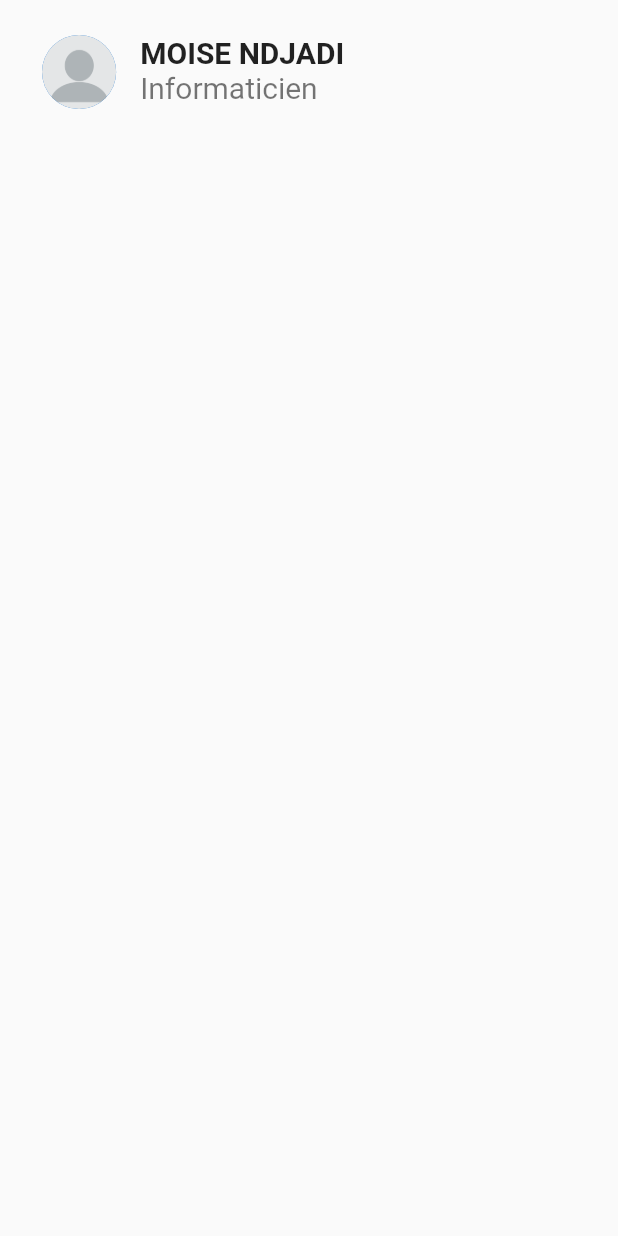
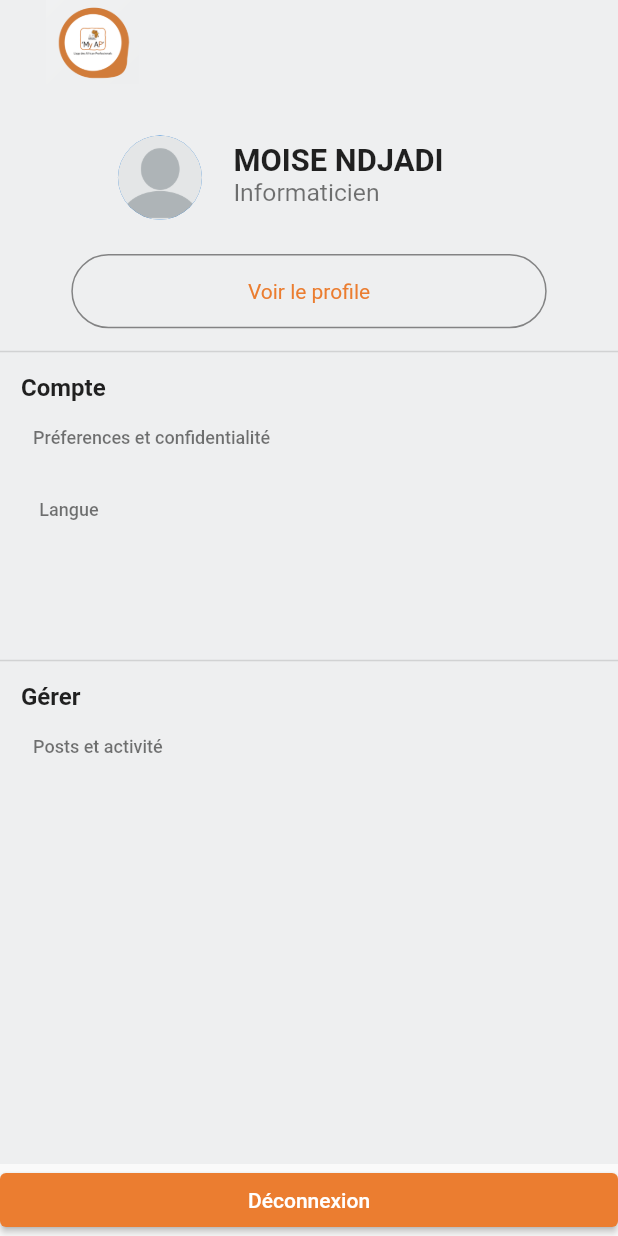
Before and after one commit to mno05/AfrcanAp, a Flutter app: the Compte screen opened directly, on a phone screen of 412 x 824 dp. Run offline on Flutter 3.47's test engine with Material 2 defaults, Android fonts, the phone set to English and light mode, and no system bars; our stand-ins replace image_picker, intl_phone_number_input, toast.

Commit message:
Attaque des MessageVue,StateCircle et CompteVu

```diff
--- a/lib/Vue/LocalApp/Compte.dart
+++ b/lib/Vue/LocalApp/Compte.dart
@@ -1,3 +1,4 @@
+import 'package:african_ap/Data/AppData.dart';
 import 'package:african_ap/Tools/MediaQuery.dart';
 import 'package:flutter/material.dart';
 
@@ -9,28 +10,137 @@ class Compte extends StatelessWidget {
     double h = Media.height(context);
     double w = Media.width(context);
     return Scaffold(
-      body: SingleChildScrollView(
-        child: Padding(
-          padding: const EdgeInsets.all(12.0),
+      backgroundColor: Color(0xFFEEEFF0),
+      appBar: PreferredSize(
+        preferredSize: Size.fromHeight(h * 0.1),
+        child: AppBar(
+          leadingWidth: h * 0.15,
+          backgroundColor: Colors.transparent,
+          leading: Container(
+            child: Image.asset("img/logo.png"),
+          ),
+          elevation: 0,
+        ),
+      ),
+      body: Container(
+        height: h,
+        width: w,
+        child: SingleChildScrollView(
           child: Column(
+            crossAxisAlignment: CrossAxisAlignment.center,
             children: [
-              ListTile(
+              Padding(
+                padding: EdgeInsets.only(left: w * 0.14),
+                child: ListTile(
                   leading: CircleAvatar(
                     backgroundImage: AssetImage("img/profil.png"),
-                  radius: h * 0.03,
+                    radius: h * 0.04,
                   ),
                   title: Text(
                     'MOISE NDJADI',
+                    maxLines: 1,
                     style: TextStyle(
-                    fontSize: 20,
+                      fontSize: w * 0.05,
                       fontWeight: FontWeight.bold,
                     ),
                   ),
                   subtitle: Text(
                     "Informaticien",
                     style: TextStyle(
-                    fontSize: 20,
+                      fontSize: w * 0.04,
                       color: Colors.black54,
+                    ),
+                  ),
+                ),
+              ),
+              SizedBox(height: 15),
+              Container(
+                height: h * 0.06,
+                width: w / 1.3,
+                decoration: BoxDecoration(
+                  borderRadius: BorderRadius.circular(30),
+                  border: Border.all(
+                    width: 1,
+                    color: Colors.black45,
+                  ),
+                ),
+                child: Center(
+                    child: Text(
+                      "Voir le profile",
+                      style: TextStyle(
+                        color: AppData.BasicColor
+                      ),
+                    )),
+              ),
+              SizedBox(height: 15),
+              Container(
+                height: h / 4,
+                width: w,
+                decoration: BoxDecoration(
+                  // color: Colors.black,
+                  border: Border(
+                    top: BorderSide(width: 1, color: Colors.black12),
+                  ),
+                ),
+                child: Padding(
+                  padding: const EdgeInsets.all(14.0),
+                  child: Column(
+                    crossAxisAlignment: CrossAxisAlignment.start,
+                    children: [
+                      Text(
+                        "Compte",
+                        style: TextStyle(
+                            fontSize: 16,
+                            fontWeight: FontWeight.bold,
+                            color: Colors.black87),
+                      ),
+                      TextButton(
+                        onPressed: () {},
+                        child: Text(
+                          "Préferences et confidentialité",
+                          style: TextStyle(fontSize: 12, color: Colors.black54),
+                        ),
+                      ),
+                      TextButton(
+                        onPressed: () {},
+                        child: Text(
+                          "Langue",
+                          style: TextStyle(fontSize: 12, color: Colors.black54),
+                        ),
+                      ),
+                    ],
+                  ),
+                ),
+              ),
+              Container(
+                height: h / 4,
+                width: w,
+                decoration: BoxDecoration(
+                  // color: Colors.black,
+                  border: Border(
+                    top: BorderSide(width: 1, color: Colors.black12),
+                  ),
+                ),
+                child: Padding(
+                  padding: const EdgeInsets.all(14.0),
+                  child: Column(
+                    crossAxisAlignment: CrossAxisAlignment.start,
+                    children: [
+                      Text(
+                        "Gérer",
+                        style: TextStyle(
+                            fontSize: 16,
+                            fontWeight: FontWeight.bold,
+                            color: Colors.black87),
+                      ),
+                      TextButton(
+                        onPressed: () {},
+                        child: Text(
+                          "Posts et activité",
+                          style: TextStyle(fontSize: 12, color: Colors.black54),
+                        ),
+                      ),
+                    ],
                   ),
                 ),
               )
@@ -38,6 +148,16 @@ class Compte extends StatelessWidget {
           ),
         ),
       ),
+      bottomSheet: Container(
+        // height: h*0.2,
+        width: w,
+        child: ElevatedButton(
+          onPressed: () {},
+          child: Text("Déconnexion"),
+          style: ButtonStyle(
+              backgroundColor: MaterialStateProperty.all(AppData.BasicColor)),
+        ),
+      ),
     );
   }
 }
--- a/lib/main.dart
+++ b/lib/main.dart
@@ -1,4 +1,6 @@
 import 'package:african_ap/Vue/Auth/LoginVue.dart';
+import 'package:african_ap/Vue/LocalApp/Message.dart';
+import 'package:african_ap/Vue/LocalApp/Principal.dart';
 import 'package:flutter/material.dart';
 
 void main() {
@@ -17,7 +19,7 @@ class MyApp extends StatelessWidget {
         primarySwatch: Colors.blue,
 
       ),
-      home: const LoginVue(),
+      home: Principal(email: "",img: "",nom: "",prenom: "",telephone: ""),
     );
   }
 }
```
Also changed, not shown: lib/Vue/LocalApp/Message.dart (added, +89 -0 lines), lib/Vue/LocalApp/Principal.dart (+16 -4 lines), lib/Vue/Widgets/StateCircle.dart (added, +17 -0 lines), img/logo.png (added). Lines whose indentation alone changed are shown as unchanged.
